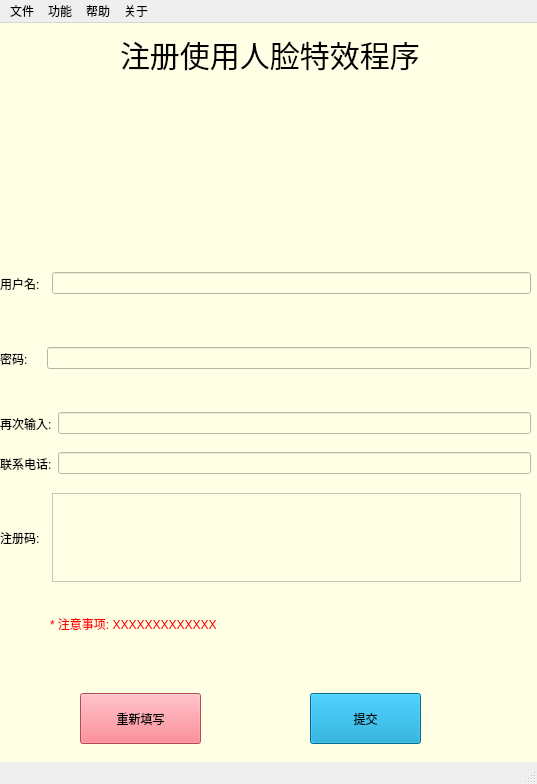
LuckKAnn/CameraEffects, file src/com.ce/final-test/logup.ui: the form before one commit.
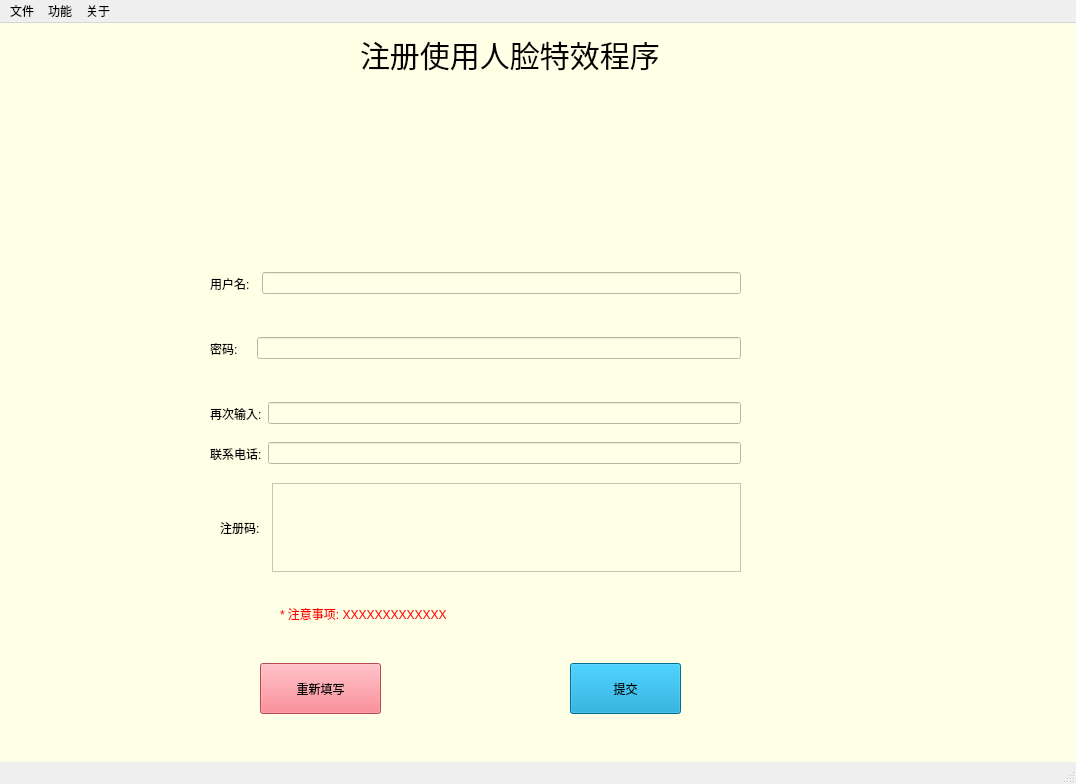
The form after the commit. Icons and pictures are not drawn.

```diff
--- a/src/com.ce/final-test/logup.ui
+++ b/src/com.ce/final-test/logup.ui
@@ -12,7 +12,7 @@
    <rect>
     <x>0</x>
     <y>0</y>
-    <width>537</width>
+    <width>1076</width>
     <height>784</height>
    </rect>
   </property>
@@ -82,7 +82,7 @@
    <widget class="QWidget" name="horizontalLayoutWidget">
     <property name="geometry">
      <rect>
-      <x>0</x>
+      <x>210</x>
       <y>200</y>
       <width>531</width>
       <height>121</height>
@@ -104,7 +104,7 @@
    <widget class="QLabel" name="label_2">
     <property name="geometry">
      <rect>
-      <x>120</x>
+      <x>360</x>
       <y>10</y>
       <width>321</width>
       <height>41</height>
@@ -120,10 +120,10 @@
    <widget class="QLabel" name="label_3">
     <property name="geometry">
      <rect>
-      <x>150</x>
+      <x>400</x>
       <y>50</y>
       <width>201</width>
-      <height>161</height>
+      <height>171</height>
      </rect>
     </property>
     <property name="styleSheet">
@@ -136,8 +136,8 @@
    <widget class="QWidget" name="horizontalLayoutWidget_2">
     <property name="geometry">
      <rect>
-      <x>0</x>
-      <y>290</y>
+      <x>210</x>
+      <y>280</y>
       <width>531</width>
       <height>91</height>
      </rect>
@@ -158,8 +158,8 @@
    <widget class="QPushButton" name="pushButton">
     <property name="geometry">
      <rect>
-      <x>80</x>
-      <y>670</y>
+      <x>260</x>
+      <y>640</y>
       <width>121</width>
       <height>51</height>
      </rect>
@@ -174,8 +174,8 @@
    <widget class="QPushButton" name="pushButton_2">
     <property name="geometry">
      <rect>
-      <x>310</x>
-      <y>670</y>
+      <x>570</x>
+      <y>640</y>
       <width>111</width>
       <height>51</height>
      </rect>
@@ -190,8 +190,8 @@
    <widget class="QWidget" name="horizontalLayoutWidget_3">
     <property name="geometry">
      <rect>
-      <x>0</x>
-      <y>380</y>
+      <x>210</x>
+      <y>370</y>
       <width>531</width>
       <height>41</height>
      </rect>
@@ -212,8 +212,8 @@
    <widget class="QWidget" name="horizontalLayoutWidget_4">
     <property name="geometry">
      <rect>
-      <x>0</x>
-      <y>420</y>
+      <x>210</x>
+      <y>410</y>
       <width>531</width>
       <height>41</height>
      </rect>
@@ -234,8 +234,8 @@
    <widget class="QWidget" name="horizontalLayoutWidget_5">
     <property name="geometry">
      <rect>
-      <x>0</x>
-      <y>470</y>
+      <x>220</x>
+      <y>460</y>
       <width>521</width>
       <height>89</height>
      </rect>
@@ -256,10 +256,10 @@
    <widget class="QLabel" name="label_8">
     <property name="geometry">
      <rect>
-      <x>50</x>
-      <y>580</y>
+      <x>280</x>
+      <y>560</y>
       <width>431</width>
-      <height>41</height>
+      <height>61</height>
      </rect>
     </property>
     <property name="styleSheet">
@@ -270,6 +270,71 @@
      <string>* 注意事项: XXXXXXXXXXXXX</string>
     </property>
    </widget>
+   <widget class="QLabel" name="label_9">
+    <property name="geometry">
+     <rect>
+      <x>780</x>
+      <y>240</y>
+      <width>121</width>
+      <height>21</height>
+     </rect>
+    </property>
+    <property name="text">
+     <string/>
+    </property>
+   </widget>
+   <widget class="QLabel" name="label_10">
+    <property name="geometry">
+     <rect>
+      <x>770</x>
+      <y>320</y>
+      <width>151</width>
+      <height>21</height>
+     </rect>
+    </property>
+    <property name="text">
+     <string/>
+    </property>
+   </widget>
+   <widget class="QLabel" name="label_11">
+    <property name="geometry">
+     <rect>
+      <x>760</x>
+      <y>380</y>
+      <width>181</width>
+      <height>31</height>
+     </rect>
+    </property>
+    <property name="text">
+     <string/>
+    </property>
+   </widget>
+   <widget class="QLabel" name="label_12">
+    <property name="geometry">
+     <rect>
+      <x>760</x>
+      <y>420</y>
+      <width>171</width>
+      <height>21</height>
+     </rect>
+    </property>
+    <property name="text">
+     <string/>
+    </property>
+   </widget>
+   <widget class="QLabel" name="label_13">
+    <property name="geometry">
+     <rect>
+      <x>760</x>
+      <y>470</y>
+      <width>141</width>
+      <height>41</height>
+     </rect>
+    </property>
+    <property name="text">
+     <string/>
+    </property>
+   </widget>
   </widget>
   <widget class="QStatusBar" name="statusbar"/>
   <widget class="QMenuBar" name="menubar">
@@ -277,7 +342,7 @@
     <rect>
      <x>0</x>
      <y>0</y>
-     <width>537</width>
+     <width>1076</width>
      <height>26</height>
     </rect>
    </property>
@@ -319,16 +384,8 @@
     <addaction name="action_17"/>
     <addaction name="action_18"/>
    </widget>
-   <widget class="QMenu" name="menu_3">
-    <property name="title">
-     <string>帮助</string>
-    </property>
-    <addaction name="action_19"/>
-    <addaction name="action_20"/>
-   </widget>
    <addaction name="menu"/>
    <addaction name="menu_2"/>
-   <addaction name="menu_3"/>
    <addaction name="menu_5"/>
   </widget>
   <action name="action">
```
